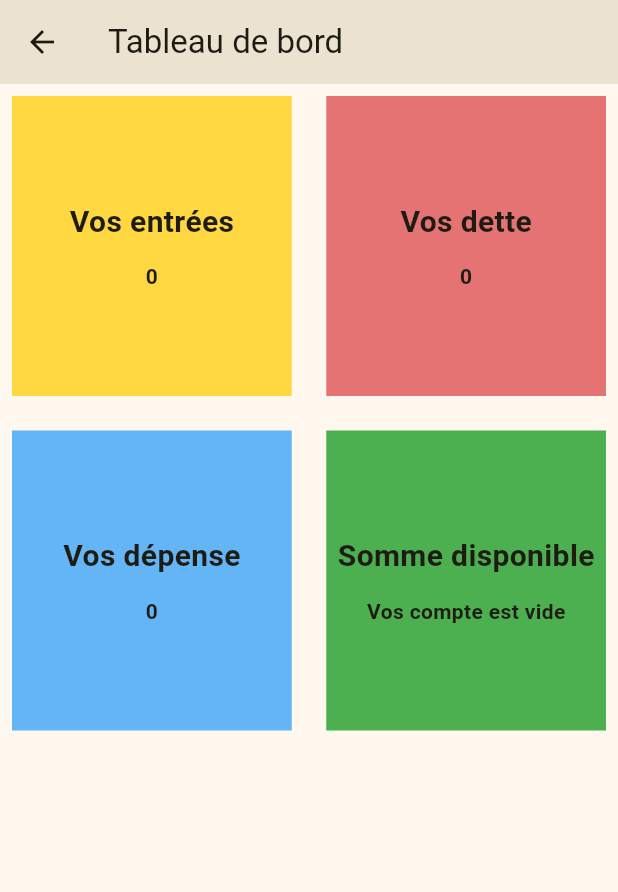
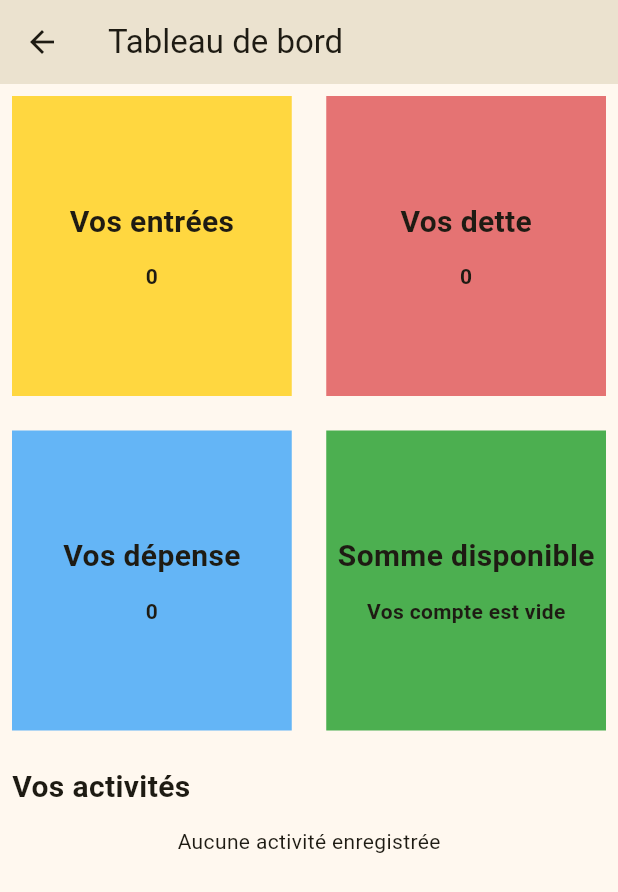
Before and after one commit to Cedro-bis/MesRevenues, a Flutter app: the screen it shows after launch, in the side drawer, after a tap on "Tableau de bord", on a phone screen of 412 x 824 dp. Shown: the top 892 px of the screen. Run offline on Flutter 3.47's test engine with Material 3 defaults, Android fonts, the phone set to English and light mode, and no system bars; our stand-ins replace sqflite; accounts and stored records are empty.

Commit message:
tird commit

```diff
--- a/lib/main.dart
+++ b/lib/main.dart
@@ -17,7 +17,10 @@ class _MyHomePageState extends State<MyHomePage> {
   Widget build(BuildContext context) {
     return MaterialApp(
       debugShowCheckedModeBanner: false,
-      theme: ThemeData(colorSchemeSeed: Colors.amberAccent),
+      theme: ThemeData(
+        colorScheme: ColorScheme.fromSeed(seedColor: Colors.amberAccent),
+        useMaterial3: true,
+      ),
       home: HomePage(),
     );
   }
--- a/lib/pages/tableau_de_bord.dart
+++ b/lib/pages/tableau_de_bord.dart
@@ -1,5 +1,6 @@
 import 'package:flutter/material.dart';
 import 'package:mesrevenus/data/data.dart';
+import 'package:mesrevenus/pages/dette_detaille.dart';
 
 class TableauDeBord extends StatelessWidget {
   const TableauDeBord({super.key});
@@ -59,6 +60,15 @@ class TableauDeBord extends StatelessWidget {
                           ),
                         ),
                         Expanded(
+                          child: GestureDetector(
+                            onTap: () {
+                              Navigator.push(
+                                context,
+                                MaterialPageRoute(
+                                  builder: (builder) => DetteDetaille(),
+                                ),
+                              );
+                            },
                             child: Container(
                               height: 200,
                               color: Colors.red.shade300,
@@ -81,6 +91,7 @@ class TableauDeBord extends StatelessWidget {
                                       ),
                                     ),
                                   ],
+                                ),
                               ),
                             ),
                           ),
@@ -150,6 +161,39 @@ class TableauDeBord extends StatelessWidget {
                 );
               },
             ),
+
+            SizedBox(height: 23),
+            Text(
+              'Vos activités',
+              style: TextStyle(fontSize: 20, fontWeight: FontWeight.bold),
+            ),
+            SizedBox(height: 12),
+            FutureBuilder<List<MyModele>>(
+              future: AppDatabase.instance.readData(),
+              builder: (ctx, snp) {
+                if (!snp.hasData)
+                  return Center(child: CircularProgressIndicator());
+                List<MyModele> data = snp.data!;
+                if (data.isEmpty)
+                  return Center(child: Text('Aucune activité enregistrée'));
+                return ListView.builder(
+                  shrinkWrap: true,
+                  physics: NeverScrollableScrollPhysics(),
+                  itemCount: data.length,
+                  itemBuilder: (ctx, index) {
+                    MyModele item = data[index];
+                    return Card(
+                      child: ListTile(
+                        title: Text(item.activity),
+                        subtitle: Text(
+                          'Dette: ${item.dette}, Dépense: ${item.depense}, Gain: ${item.gain}, Date: ${item.date.toLocal().toString().split(' ')[0]}',
+                        ),
+                      ),
+                    );
+                  },
+                );
+              },
+            ),
           ],
         ),
       ),
```
Also changed, not shown: lib/pages/dette_detaille.dart (added, +56 -0 lines), lib/pages/home_page.dart (+13 -5 lines), pubspec.lock. Lines whose indentation alone changed are shown as unchanged.
